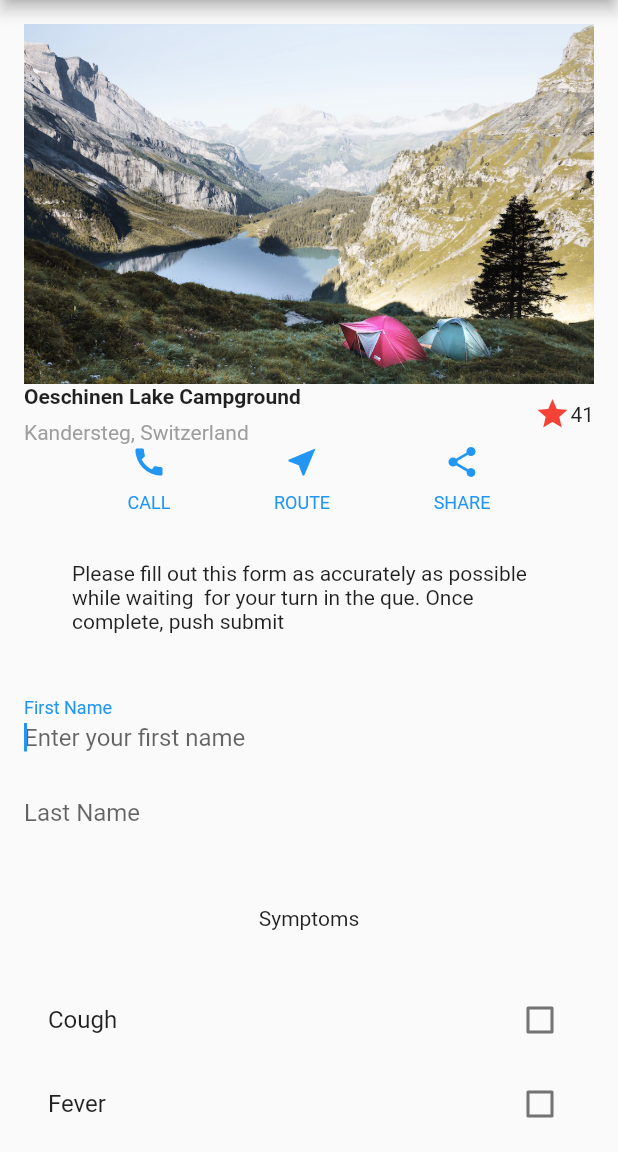
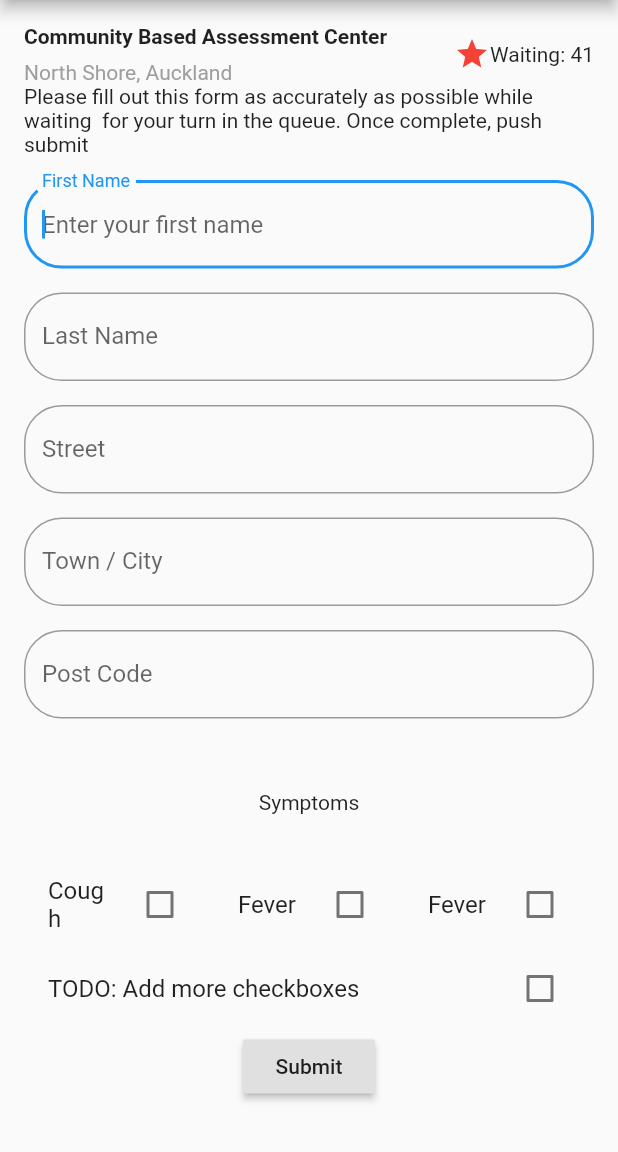
Before and after one commit to pjayathissa/cbac, a Flutter app: the screen it shows after launch, on a phone screen of 412 x 824 dp, the part 84-1236 px from its top. Run offline on Flutter 3.47's test engine with Material 2 defaults, Android fonts, the light colour scheme and no system bars; our stand-ins replace qr_flutter.

Commit message:
got text inputs widgeted and prettier

```diff
--- a/cbacApp/lib/main.dart
+++ b/cbacApp/lib/main.dart
@@ -1,4 +1,7 @@
 import 'package:flutter/material.dart';
+
+import 'dart:async';
+import 'package:flutter/services.dart';
 
 import 'user.dart';
 import 'output.dart';
@@ -28,14 +31,14 @@ class MyApp extends StatelessWidget {
                 Container(
                   padding: const EdgeInsets.only(bottom: 8),
                   child: Text(
-                    'Oeschinen Lake Campground',
+                    'Community Based Assessment Center',
                     style: TextStyle(
                       fontWeight: FontWeight.bold,
                     ),
                   ),
                 ),
                 Text(
-                  'Kandersteg, Switzerland',
+                  'North Shore, Auckland',
                   style: TextStyle(
                     color: Colors.grey[500],
                   ),
@@ -48,7 +51,7 @@ class MyApp extends StatelessWidget {
             Icons.star,
             color: Colors.red[500],
           ),
-          Text('41'),
+          Text('Waiting: 41'),
         ],
       ),
     );
@@ -66,15 +69,6 @@ class MyApp extends StatelessWidget {
       ),
     );
 
-    Widget textSection = Container(
-      padding: const EdgeInsets.all(32),
-      child: Text(
-        'Please fill out this form as accurately as possible while waiting  '
-            'for your turn in the que. Once complete, push submit ',
-        softWrap: true,
-      ),
-    );
-
     return MaterialApp(
       title: 'CBAC Demo App',
       home: Scaffold(
@@ -84,15 +78,14 @@ class MyApp extends StatelessWidget {
         body: ListView(
           padding: const EdgeInsets.symmetric(vertical: 16.0, horizontal: 16.0),
           children: [
-            Image.asset(
-              'assets/lake.jpg',
-              width: 600,
-              height: 240,
-              fit: BoxFit.cover,
-            ),
+            // Image.asset(
+            //   'assets/heart.png',
+            //   width: 600,
+            //   height: 240,
+            //   //fit: BoxFit.cover,
+            // ),
             titleSection,
-            buttonSection,
-            textSection,
+            //buttonSection,
             MyCustomForm(),
           ],
         ),
@@ -169,43 +162,48 @@ class MyCustomFormState extends State<MyCustomForm> {
   Widget build(BuildContext context) {
     // Build a Form widget using the _formKey created above.
 
+    Widget myTextSection = Container(
+      padding: const EdgeInsets.only(bottom: 16),
+      child: Text(
+
+        'Please fill out this form as accurately as possible while waiting  '
+            'for your turn in the queue. Once complete, push submit ',
+        softWrap: true,
+      ),
+    );
+
     return Form(
       key: _formKey,
       child: Column(
         children: <Widget>[
 
-          TextFormField(
-            controller: myController,
-            autofocus: true,
-            decoration: InputDecoration(
-              border: InputBorder.none,
-              hintText: 'Enter your first name',
-              labelText: 'First Name',
+          myTextSection,
+          CustomTextInput(user: _user,
+                          detailAttribute: 'firstName',
+                          myHintText: "Enter your first name",
+                          myLabelText: "First Name",
                           ),
-            validator: (value) {
-              if (value.isEmpty) {
-                return 'Please enter some text';
-              }
-              return null;
-            },
-            onChanged: (value) => setState(() => _user.firstName = value),
+          CustomTextInput(user: _user,
+                          detailAttribute: 'lastName',
+                          myHintText: "Enter your last name",
+                          myLabelText: "Last Name",
+                          ),
+          CustomTextInput(user: _user,
+                          detailAttribute: 'street',
+                          myHintText: "17 Example Street",
+                          myLabelText: "Street",
+                          ),
+          CustomTextInput(user: _user,
+                          detailAttribute: 'city',
+                          myHintText: "Auckland",
+                          myLabelText: "Town / City",
+                          ),
+          CustomTextInput(user: _user,
+                          detailAttribute: 'postCode',
+                          myHintText: "0000",
+                          myLabelText: "Post Code",
                           ),
 
-          TextFormField(
-            autofocus: true,
-            decoration: InputDecoration(
-              border: InputBorder.none,
-              hintText: 'Enter your last name',
-              labelText: 'Last Name',
-            ),
-            validator: (value) {
-              if (value.isEmpty) {
-                return 'Please enter some text';
-              }
-              return null;
-            },
-            onChanged: (value) => setState(() => _user.lastName = value),
-          ),
 
           Container(
             padding: const EdgeInsets.all(32),
@@ -213,8 +211,11 @@ class MyCustomFormState extends State<MyCustomForm> {
               'Symptoms',
             ),
           ),
-
-          CheckboxListTile(
+          Row(
+            mainAxisAlignment: MainAxisAlignment.center,
+            children: <Widget>[
+            Flexible(
+              child: CheckboxListTile(
                 title: const Text('Cough'),
                 value: _user.symptoms["cough"],
                 onChanged: (val) {
@@ -222,12 +223,36 @@ class MyCustomFormState extends State<MyCustomForm> {
                       _user.symptoms["cough"] = val);
                 }
                 ),
-          CheckboxListTile(
+              ),
+              Flexible(
+                child: CheckboxListTile(
                   title: const Text('Fever'),
                   value: _user.symptoms["fever"],
                   onChanged: (val) {
                     setState(() =>
                         _user.symptoms["fever"] = val);
+                  }
+                ),
+              ),
+              Flexible(
+                child: CheckboxListTile(
+                  title: const Text('Fever'),
+                  value: _user.symptoms["fever"],
+                  onChanged: (val) {
+                    setState(() =>
+                        _user.symptoms["fever"] = val);
+                  }
+                ),
+              ),
+            ]
+          ),
+
+          CheckboxListTile(
+            title: const Text('TODO: Add more checkboxes'),
+            value: _user.symptoms["other"],
+            onChanged: (val) {
+              setState(() =>
+                  _user.symptoms["other"] = val);
             }
           ),
 
@@ -244,9 +269,9 @@ class MyCustomFormState extends State<MyCustomForm> {
                 // If the form is valid, display a snackbar. In the real world,
                 // you'd often call a server or save the information in a database.
 
-                Scaffold
-                    .of(context)
-                    .showSnackBar(SnackBar(content: Text("Submitted: " + myController.text)));
+                // Scaffold
+                //     .of(context)
+                //     .showSnackBar(SnackBar(content: Text("Submitted: " + myController.text)));
               }
             },
             child: Text('Submit'),
@@ -256,3 +281,57 @@ class MyCustomFormState extends State<MyCustomForm> {
     );
   }
 }
+
+
+
+class CustomTextInput extends StatefulWidget {
+
+  CustomTextInput({Key key,
+                    @required this.detailAttribute,
+                    @required this.user,
+                    @required this.myHintText,
+                    @required this.myLabelText}) : super(key: key);
+  final User user;
+  final myHintText;
+  final myLabelText;
+  final detailAttribute;
+
+  @override
+  _CustomTextInputState createState() => _CustomTextInputState(user, myHintText, myLabelText, detailAttribute);
+}
+
+class _CustomTextInputState extends State<CustomTextInput> {
+
+  // final myLabelText;
+  final User user;
+  final String myHintText;
+  final String myLabelText;
+  final String detailAttribute;
+  _CustomTextInputState(this.user, this.myHintText, this.myLabelText, this.detailAttribute);
+
+  @override
+  Widget build(BuildContext context) {
+    return Container(
+    padding: const EdgeInsets.only(bottom: 16),
+    child: TextFormField(
+            autofocus: true,
+            decoration: InputDecoration(
+              border: new OutlineInputBorder(
+                            borderRadius: new BorderRadius.circular(25.0),
+                            borderSide: new BorderSide(
+                            ),
+                          ),
+              hintText: myHintText,
+              labelText: myLabelText,
+            ),
+            validator: (value) {
+              if (value.isEmpty) {
+                return 'Please enter some text';
+              }
+              return null;
+            },
+            onChanged: (value) => setState(() => user.userDetails[detailAttribute] = value),
+    ),
+    );
+  }
+}
--- a/cbacApp/lib/user.dart
+++ b/cbacApp/lib/user.dart
@@ -4,9 +4,20 @@ class User {
 
   String firstName = 'placeholder';
   String lastName = 'placeholder';
+  String address = 'placeholder';
+  String postCode = 'placeholder';
   Map symptoms = {
-    "cough": false,
-    "fever": false,
+    'cough': false,
+    'fever': false,
+    'other': false,
+  };
+
+  Map userDetails = {
+    'firstName': 'placeholder',
+    'lastName': 'placeholder',
+    'street': 'placeholder',
+    'city': 'placeholder',
+    'postCode': 'placeholder',
   };
   bool newsletter = false;
   save() {
--- a/cbacApp/pubspec.yaml
+++ b/cbacApp/pubspec.yaml
@@ -10,6 +10,8 @@ dependencies:
   flutter:
     sdk: flutter
   cupertino_icons: ^0.1.2
+  qr_flutter: ^3.1.0
+  path_provider: ^1.6.7
 
 dev_dependencies:
   flutter_test:
@@ -20,3 +22,4 @@ flutter:
   assets:
     - assets/lake.jpg
     - assets/test.png
+    - assets/heart.png
```
Also changed, not shown: cbacApp/lib/output.dart (+93 -28 lines), cbacApp/assets/heart.png (added), cbacApp/pubspec.lock, 3 other files. Lines whose indentation alone changed are shown as unchanged.
